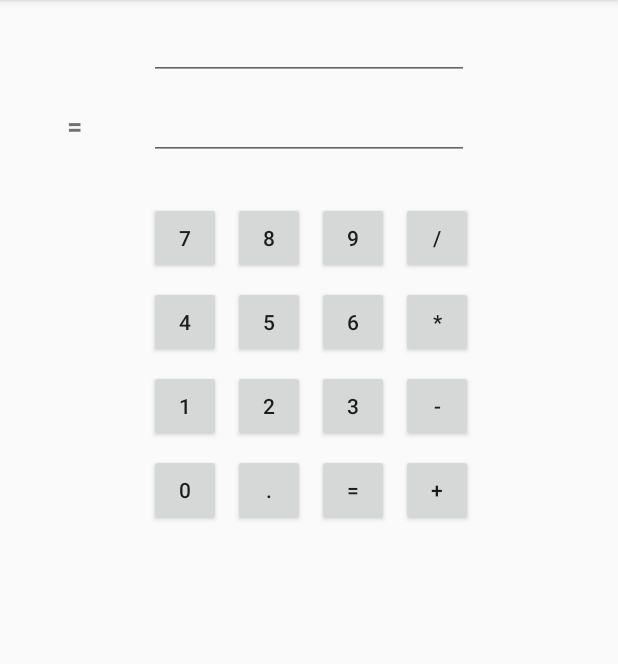
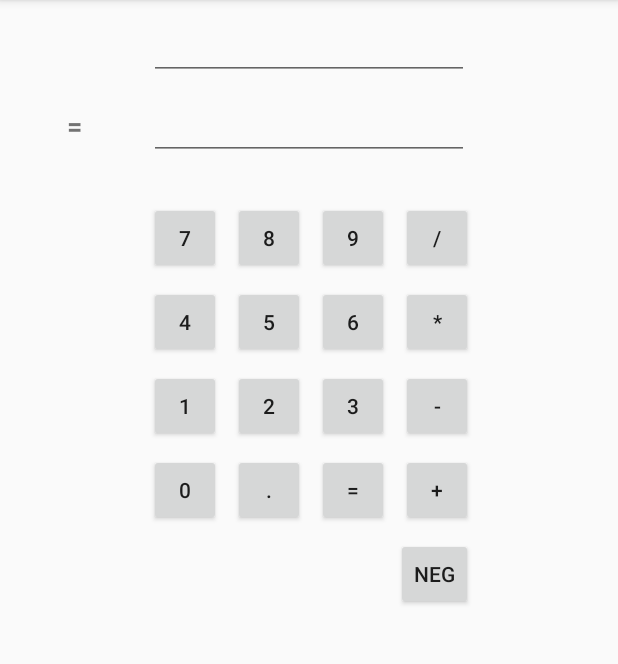
Before and after one commit to armohamm/AndroidCalculator, an Android app: the screen it shows after launch (MainActivity), on a phone screen of 412 x 824 dp, the part 84-748 px from its top. Run offline under Robolectric (Android 15) with nearby library versions, the phone set to English and light mode, and no system bars.

Commit message:
my ugly solution to the neg button

```diff
--- a/app/src/main/java/com/tmosest/calculator/MainActivity.kt
+++ b/app/src/main/java/com/tmosest/calculator/MainActivity.kt
@@ -56,6 +56,17 @@ class MainActivity : AppCompatActivity() {
         buttonPlus.setOnClickListener(operationListener)
         buttonDivide.setOnClickListener(operationListener)
         buttonMultiply.setOnClickListener(operationListener)
+
+        val negationListener = View.OnClickListener { v ->
+            try {
+                var value = newNumber.text.toString().toDouble() * -1
+                newNumber.setText(value.toString())
+            } catch (exception: NumberFormatException) {
+                newNumber.setText("-")
+            }
+        }
+
+        buttonNegate.setOnClickListener(negationListener)
     }
 
     override fun onSaveInstanceState(outState: Bundle) {
--- a/app/src/main/res/layout-land/activity_main.xml
+++ b/app/src/main/res/layout-land/activity_main.xml
@@ -128,6 +128,15 @@
             app:layout_constraintBaseline_toBaselineOf="@+id/button9" app:layout_constraintStart_toEndOf="@+id/button9"
             android:layout_marginStart="8dp" android:minHeight="48dp"/>
     <Button
+            android:text="neg"
+            android:layout_width="wrap_content"
+            android:layout_height="wrap_content"
+            android:id="@+id/buttonMinus"
+            android:minWidth="48dp"
+            android:minHeight="48dp"
+            app:layout_constraintStart_toEndOf="@+id/buttonDivide"
+            app:layout_constraintBaseline_toBaselineOf="@+id/buttonDivide" android:layout_marginStart="69dp"/>
+    <Button
             android:text="*"
             android:layout_width="wrap_content"
             android:layout_height="wrap_content"
--- a/app/src/main/res/layout/activity_main.xml
+++ b/app/src/main/res/layout/activity_main.xml
@@ -140,6 +140,14 @@
             android:layout_marginStart="8dp" app:layout_constraintBaseline_toBaselineOf="@+id/buttonEquals"
             android:minWidth="48dp"/>
     <Button
+            android:text="NEG"
+            android:layout_width="wrap_content"
+            android:layout_height="wrap_content"
+            android:id="@+id/buttonNegate"
+            android:minWidth="48dp" android:layout_marginTop="8dp"
+            app:layout_constraintTop_toBottomOf="@+id/buttonPlus"
+            app:layout_constraintEnd_toEndOf="@+id/buttonPlus"/>
+    <Button
             android:text="."
             android:layout_width="wrap_content"
             android:layout_height="wrap_content"
```
